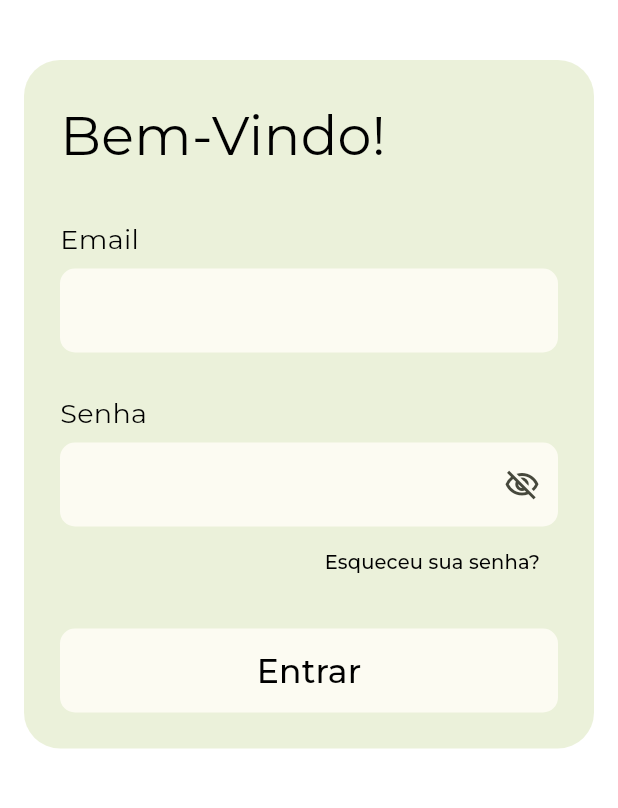
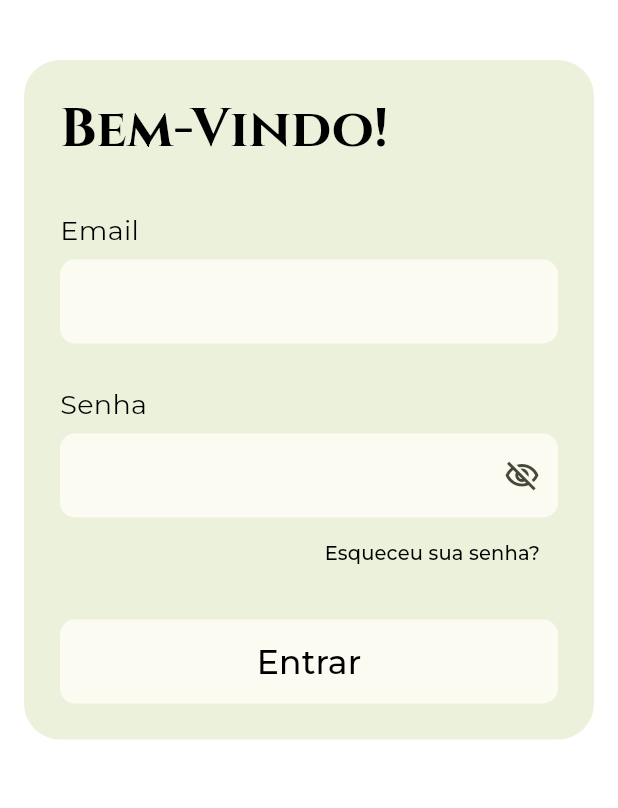
Before and after one commit to GustaBR/rokuzen_imt, a Flutter app: the screen it shows after launch, on a phone screen of 412 x 824 dp, the part 177-985 px from its top. Run offline on Flutter 3.47's test engine with Material 3 defaults, Android fonts, the phone set to English and light mode, and no system bars; our stand-ins replace google_fonts.

Commit message:
ajusta a tela de login para a identidade visual

```diff
--- a/lib/features/auth/login_page.dart
+++ b/lib/features/auth/login_page.dart
@@ -41,9 +41,9 @@ class _LoginPageState extends State<LoginPage> {
         child: Column(
           crossAxisAlignment: CrossAxisAlignment.stretch,
           children: [
-            const Text(
+            Text(
               'Bem-Vindo!',
-              style: TextStyle(
+              style: Theme.of(context).textTheme.headlineLarge?.copyWith(
                 fontSize: 36,
                 color: AppColors.textoPrincipal,
               ),
--- a/lib/shared/widgets/auth_layout.dart
+++ b/lib/shared/widgets/auth_layout.dart
@@ -48,7 +48,7 @@ class AuthLayout extends StatelessWidget {
                       borderRadius: BorderRadius.circular(24),
                       boxShadow: [
                         BoxShadow(
-                          color: AppColors.marromEscuro.withValues(alpha: 0.08),
+                          color: AppColors.preto.withValues(alpha: 0.08),
                           blurRadius: 24,
                           offset: const Offset(0, 8),
                         ),
```
